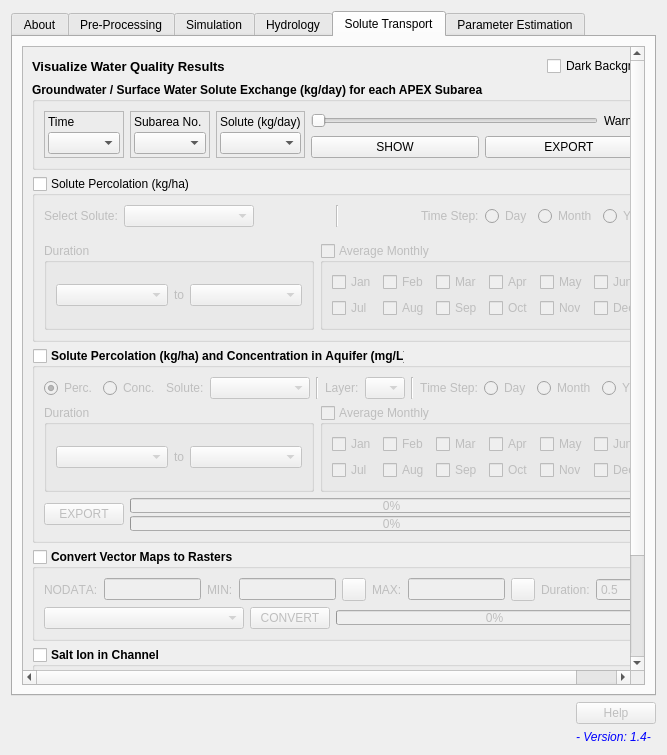
This is APEXMOD/APEXMOD_dialog_base.ui in spark-brc/APEXMOD-plugin as Qt 5 draws it before an edit. The edited form follows.
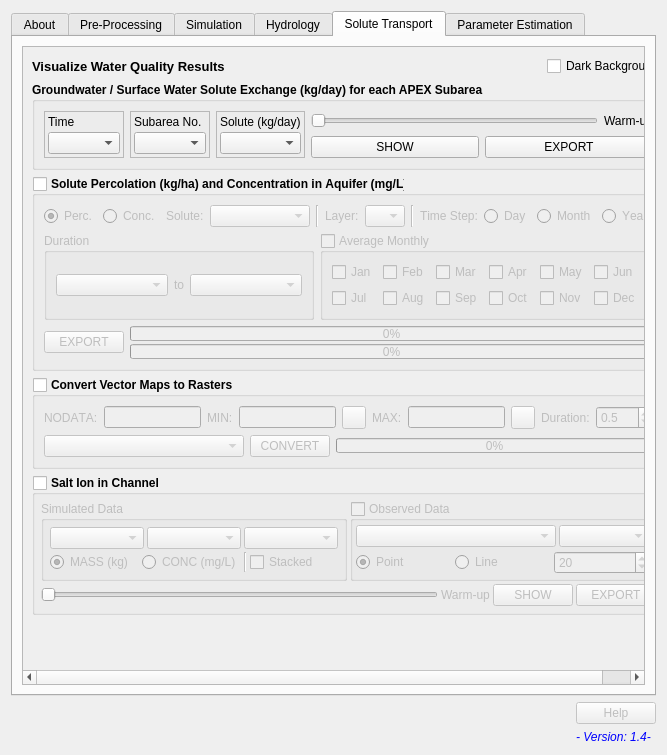
This is the edited form. The open tabs and pages were chosen to show the change. Icons and pictures are not drawn. Custom widgets are drawn as their Qt base class.

The edit to the form file:
```diff
--- a/APEXMOD/APEXMOD_dialog_base.ui
+++ b/APEXMOD/APEXMOD_dialog_base.ui
@@ -6597,9 +6597,9 @@
           <property name="geometry">
            <rect>
             <x>0</x>
-            <y>-97</y>
-            <width>607</width>
-            <height>708</height>
+            <y>0</y>
+            <width>623</width>
+            <height>628</height>
            </rect>
           </property>
           <layout class="QVBoxLayout" name="verticalLayout_57">
@@ -6953,240 +6953,6 @@
              </layout>
             </widget>
            </item>
-           <item>
-            <widget class="QGroupBox" name="groupBox_17">
-             <property name="title">
-              <string>Solute Percolation (kg/ha)</string>
-             </property>
-             <property name="checkable">
-              <bool>true</bool>
-             </property>
-             <property name="checked">
-              <bool>false</bool>
-             </property>
-             <layout class="QVBoxLayout" name="verticalLayout_55">
-              <item>
-               <layout class="QHBoxLayout" name="horizontalLayout_55">
-                <property name="topMargin">
-                 <number>0</number>
-                </property>
-                <item>
-                 <widget class="QLabel" name="label_2">
-                  <property name="text">
-                   <string>Select Solute:</string>
-                  </property>
-                 </widget>
-                </item>
-                <item>
-                 <widget class="QComboBox" name="comboBox">
-                  <property name="minimumSize">
-                   <size>
-                    <width>130</width>
-                    <height>0</height>
-                   </size>
-                  </property>
-                 </widget>
-                </item>
-                <item>
-                 <spacer name="horizontalSpacer_8">
-                  <property name="orientation">
-                   <enum>Qt::Horizontal</enum>
-                  </property>
-                  <property name="sizeHint" stdset="0">
-                   <size>
-                    <width>40</width>
-                    <height>20</height>
-                   </size>
-                  </property>
-                 </spacer>
-                </item>
-                <item>
-                 <widget class="Line" name="line_6">
-                  <property name="orientation">
-                   <enum>Qt::Vertical</enum>
-                  </property>
-                 </widget>
-                </item>
-                <item>
-                 <spacer name="horizontalSpacer_7">
-                  <property name="orientation">
-                   <enum>Qt::Horizontal</enum>
-                  </property>
-                  <property name="sizeHint" stdset="0">
-                   <size>
-                    <width>40</width>
-                    <height>20</height>
-                   </size>
-                  </property>
-                 </spacer>
-                </item>
-                <item>
-                 <widget class="QLabel" name="label_6">
-                  <property name="text">
-                   <string>Time Step:</string>
-                  </property>
-                 </widget>
-                </item>
-                <item>
-                 <widget class="QRadioButton" name="radioButton">
-                  <property name="text">
-                   <string>Day</string>
-                  </property>
-                 </widget>
-                </item>
-                <item>
-                 <widget class="QRadioButton" name="radioButton_2">
-                  <property name="text">
-                   <string>Month</string>
-                  </property>
-                 </widget>
-                </item>
-                <item>
-                 <widget class="QRadioButton" name="radioButton_3">
-                  <property name="text">
-                   <string>Year</string>
-                  </property>
-                 </widget>
-                </item>
-               </layout>
-              </item>
-              <item>
-               <layout class="QHBoxLayout" name="horizontalLayout_83">
-                <property name="topMargin">
-                 <number>10</number>
-                </property>
-                <item>
-                 <widget class="QGroupBox" name="groupBox_18">
-                  <property name="title">
-                   <string>Duration</string>
-                  </property>
-                  <layout class="QHBoxLayout" name="horizontalLayout_84">
-                   <item>
-                    <widget class="QComboBox" name="comboBox_2"/>
-                   </item>
-                   <item>
-                    <widget class="QLabel" name="label_9">
-                     <property name="sizePolicy">
-                      <sizepolicy hsizetype="Fixed" vsizetype="Preferred">
-                       <horstretch>0</horstretch>
-                       <verstretch>0</verstretch>
-                      </sizepolicy>
-                     </property>
-                     <property name="text">
-                      <string>to</string>
-                     </property>
-                    </widget>
-                   </item>
-                   <item>
-                    <widget class="QComboBox" name="comboBox_3"/>
-                   </item>
-                  </layout>
-                 </widget>
-                </item>
-                <item>
-                 <widget class="QGroupBox" name="groupBox_19">
-                  <property name="title">
-                   <string>Average Monthly</string>
-                  </property>
-                  <property name="checkable">
-                   <bool>true</bool>
-                  </property>
-                  <property name="checked">
-                   <bool>false</bool>
-                  </property>
-                  <layout class="QGridLayout" name="gridLayout_7">
-                   <item row="1" column="5">
-                    <widget class="QCheckBox" name="checkBox_13">
-                     <property name="text">
-                      <string>Dec</string>
-                     </property>
-                    </widget>
-                   </item>
-                   <item row="0" column="5">
-                    <widget class="QCheckBox" name="checkBox_12">
-                     <property name="text">
-                      <string>Jun</string>
-                     </property>
-                    </widget>
-                   </item>
-                   <item row="1" column="4">
-                    <widget class="QCheckBox" name="checkBox_11">
-                     <property name="text">
-                      <string>Nov</string>
-                     </property>
-                    </widget>
-                   </item>
-                   <item row="0" column="4">
-                    <widget class="QCheckBox" name="checkBox_6">
-                     <property name="text">
-                      <string>May</string>
-                     </property>
-                    </widget>
-                   </item>
-                   <item row="1" column="3">
-                    <widget class="QCheckBox" name="checkBox_10">
-                     <property name="text">
-                      <string>Oct</string>
-                     </property>
-                    </widget>
-                   </item>
-                   <item row="0" column="3">
-                    <widget class="QCheckBox" name="checkBox_5">
-                     <property name="text">
-                      <string>Apr</string>
-                     </property>
-                    </widget>
-                   </item>
-                   <item row="1" column="2">
-                    <widget class="QCheckBox" name="checkBox_9">
-                     <property name="text">
-                      <string>Sep</string>
-                     </property>
-                    </widget>
-                   </item>
-                   <item row="0" column="2">
-                    <widget class="QCheckBox" name="checkBox_4">
-                     <property name="text">
-                      <string>Mar</string>
-                     </property>
-                    </widget>
-                   </item>
-                   <item row="1" column="1">
-                    <widget class="QCheckBox" name="checkBox_8">
-                     <property name="text">
-                      <string>Aug</string>
-                     </property>
-                    </widget>
-                   </item>
-                   <item row="1" column="0">
-                    <widget class="QCheckBox" name="checkBox_7">
-                     <property name="text">
-                      <string>Jul</string>
-                     </property>
-                    </widget>
-                   </item>
-                   <item row="0" column="1">
-                    <widget class="QCheckBox" name="checkBox_3">
-                     <property name="text">
-                      <string>Feb</string>
-                     </property>
-                    </widget>
-                   </item>
-                   <item row="0" column="0">
-                    <widget class="QCheckBox" name="checkBox_2">
-                     <property name="text">
-                      <string>Jan</string>
-                     </property>
-                    </widget>
-                   </item>
-                  </layout>
-                 </widget>
-                </item>
-               </layout>
-              </item>
-             </layout>
-            </widget>
-           </item>
            <item>
             <widget class="QGroupBox" name="groupBox_export_solutes">
              <property name="font">
```
Left out of the diff: 19 changed lines with no effect on the pictures.
